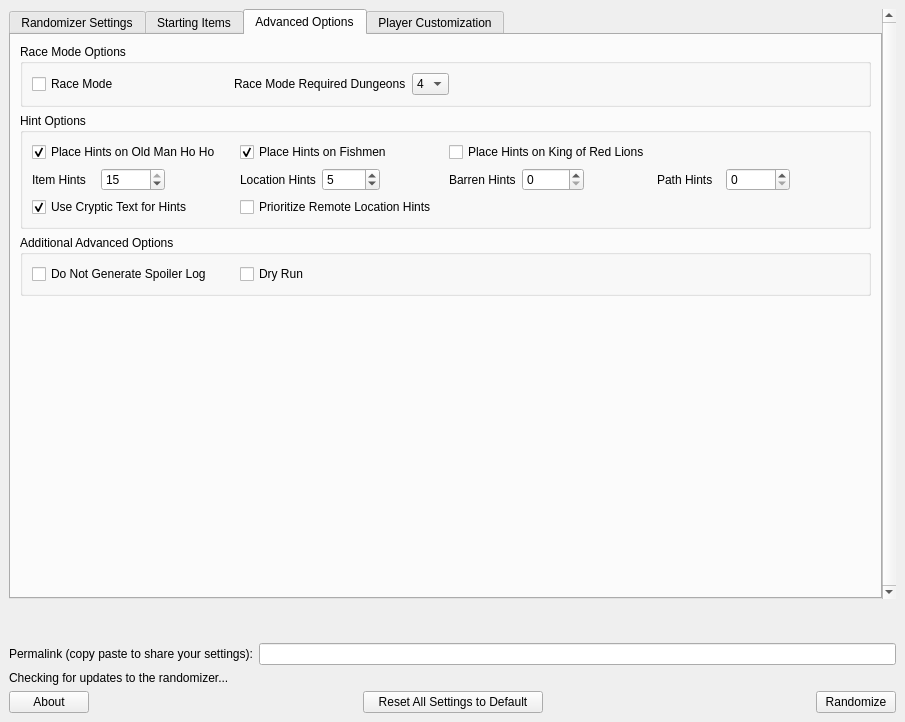
Qt form wwr_ui/randomizer_window.ui (LagoLunatic/wwrando) before a commit.
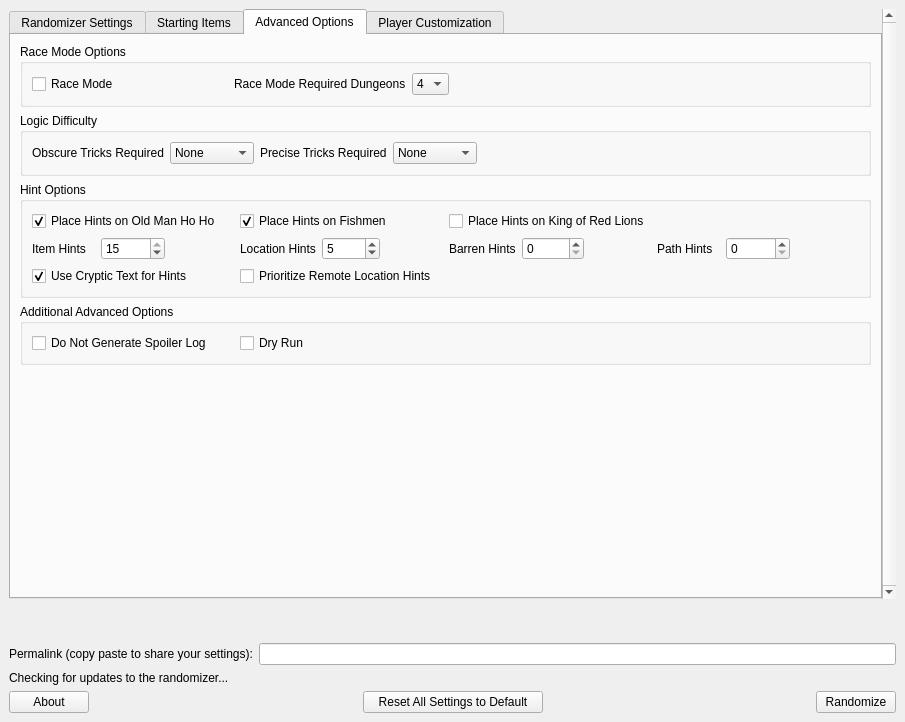
The same form after that commit. The open tabs and pages were chosen to show the change.

Commit message: Added logic obscurity and precision options

The edit to the form file:
```diff
--- a/wwr_ui/randomizer_window.ui
+++ b/wwr_ui/randomizer_window.ui
@@ -956,6 +956,91 @@
               </layout>
              </widget>
             </item>
+            <item>
+             <widget class="QGroupBox" name="groupBox_9">
+              <property name="title">
+               <string>Logic Difficulty</string>
+              </property>
+              <layout class="QHBoxLayout" name="horizontalLayout_22">
+               <item>
+                <layout class="QHBoxLayout" name="horizontalLayout_20">
+                 <item>
+                  <widget class="QLabel" name="label_for_logic_obscurity">
+                   <property name="text">
+                    <string>Obscure Tricks Required</string>
+                   </property>
+                  </widget>
+                 </item>
+                 <item>
+                  <widget class="QComboBox" name="logic_obscurity">
+                   <item>
+                    <property name="text">
+                     <string>None</string>
+                    </property>
+                   </item>
+                   <item>
+                    <property name="text">
+                     <string>Normal</string>
+                    </property>
+                   </item>
+                   <item>
+                    <property name="text">
+                     <string>Hard</string>
+                    </property>
+                   </item>
+                   <item>
+                    <property name="text">
+                     <string>Very Hard</string>
+                    </property>
+                   </item>
+                  </widget>
+                 </item>
+                </layout>
+               </item>
+               <item>
+                <layout class="QHBoxLayout" name="horizontalLayout_21">
+                 <item>
+                  <widget class="QLabel" name="label_for_logic_precision">
+                   <property name="text">
+                    <string>Precise Tricks Required</string>
+                   </property>
+                  </widget>
+                 </item>
+                 <item>
+                  <widget class="QComboBox" name="logic_precision">
+                   <item>
+                    <property name="text">
+                     <string>None</string>
+                    </property>
+                   </item>
+                   <item>
+                    <property name="text">
+                     <string>Normal</string>
+                    </property>
+                   </item>
+                   <item>
+                    <property name="text">
+                     <string>Hard</string>
+                    </property>
+                   </item>
+                   <item>
+                    <property name="text">
+                     <string>Very Hard</string>
+                    </property>
+                   </item>
+                  </widget>
+                 </item>
+                </layout>
+               </item>
+               <item>
+                <widget class="QWidget" name="widget_10" native="true"/>
+               </item>
+               <item>
+                <widget class="QWidget" name="widget_13" native="true"/>
+               </item>
+              </layout>
+             </widget>
+            </item>
             <item>
              <widget class="QGroupBox" name="groupBox_5">
               <property name="title">
```
Left out of the diff: 8 changed lines with no effect on the pictures. The commit also changes 4 other files.
